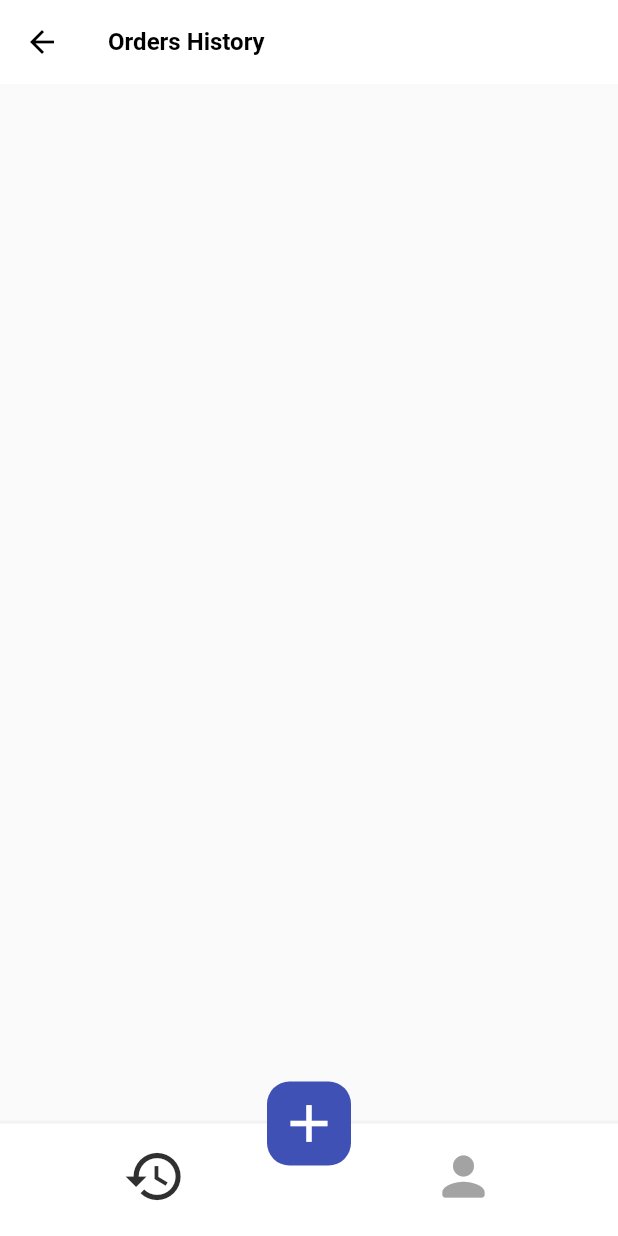
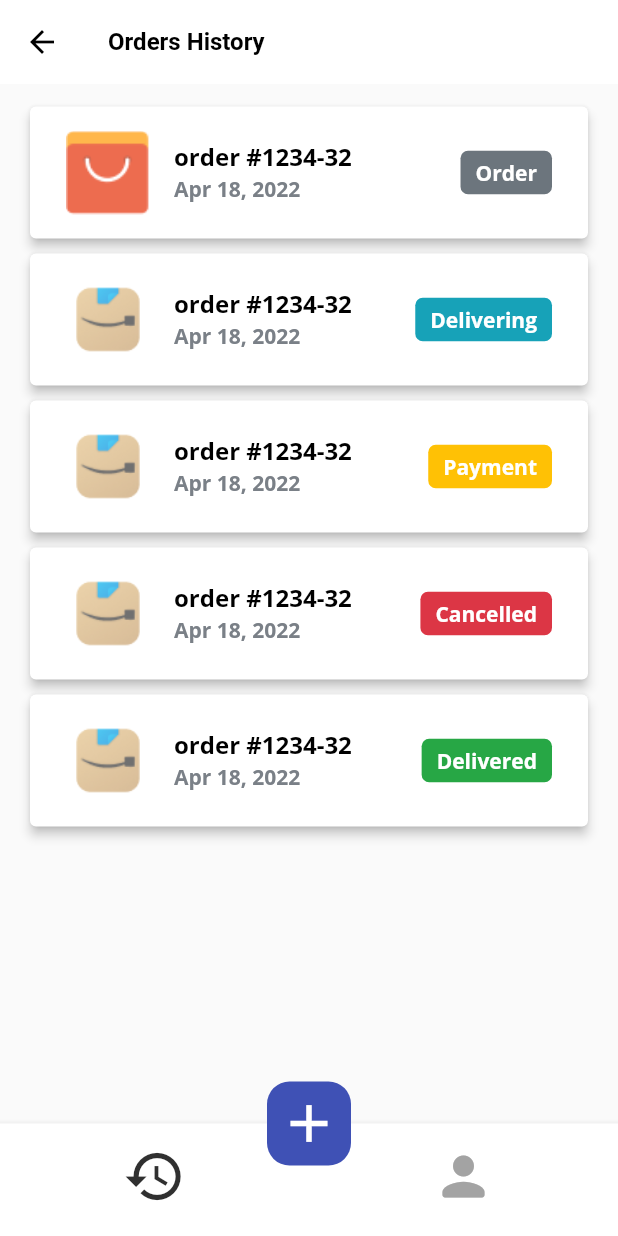
Before and after one commit to hhoury/crypto_bey, a Flutter app: the TabsScreen screen opened by its route, on a phone screen of 412 x 824 dp. Run offline on Flutter 3.47's test engine with Material 2 defaults, Android fonts, the phone set to English and light mode, and no system bars; our stand-ins replace shared_preferences; accounts and stored records are empty.

Commit message:
orders history,order item

```diff
--- a/lib/constants/app_constants.dart
+++ b/lib/constants/app_constants.dart
@@ -2,6 +2,6 @@
 
 enum Retailer { Amazon, Aliexpress, Ebay, Other }
 
-enum OrderStatus { Verification, Payment, Order, Delivering, Delivered }
+enum OrderStatus { Cancelled, Payment, Order, Delivering, Delivered }
 
 enum BlockChain { ERC20, TRC20, OMNI }
--- a/lib/models/order.dart
+++ b/lib/models/order.dart
@@ -10,6 +10,7 @@ class Order {
   DateTime purchaseDate;
   OrderStatus status;
   bool deleted;
+  Retailer retailer;
   Order(
       {required this.id,
       required this.user,
@@ -19,5 +20,6 @@ class Order {
       required this.paymentAmount,
       required this.purchaseDate,
       required this.status,
+      required this.retailer,
       this.deleted = false});
 }
--- a/lib/providers/orders.dart
+++ b/lib/providers/orders.dart
@@ -1,10 +1,63 @@
+import '../constants/app_constants.dart';
+
 import '../models/order.dart';
 import 'package:flutter/material.dart';
 
 class Orders with ChangeNotifier {
-  final List<Order> _orders = [];
+  final List<Order> _orders = [
+    Order(
+        id: '1234-32',
+        user: 'john cena',
+        receiver: 'john cena',
+        address: 'beirut bldg 1',
+        note: 'note',
+        paymentAmount: 200,
+        purchaseDate: DateTime.now(),
+        status: OrderStatus.Order,
+        retailer: Retailer.Aliexpress),
+    Order(
+        id: '1234-32',
+        user: 'john doe',
+        receiver: 'john doe',
+        address: 'beirut bldg 1',
+        note: 'note',
+        paymentAmount: 200,
+        purchaseDate: DateTime.now(),
+        status: OrderStatus.Delivering,
+        retailer: Retailer.Amazon),
+    Order(
+        id: '1234-32',
+        user: 'john doe',
+        receiver: 'john doe',
+        address: 'beirut bldg 1',
+        note: 'note',
+        paymentAmount: 200,
+        purchaseDate: DateTime.now(),
+        status: OrderStatus.Payment,
+        retailer: Retailer.Amazon),
+    Order(
+        id: '1234-32',
+        user: 'john doe',
+        receiver: 'john doe',
+        address: 'beirut bldg 1',
+        note: 'note',
+        paymentAmount: 200,
+        purchaseDate: DateTime.now(),
+        status: OrderStatus.Cancelled,
+        retailer: Retailer.Amazon),
+    Order(
+        id: '1234-32',
+        user: 'john doe',
+        receiver: 'john doe',
+        address: 'beirut bldg 1',
+        note: 'note',
+        paymentAmount: 200,
+        purchaseDate: DateTime.now(),
+        status: OrderStatus.Delivered,
+        retailer: Retailer.Amazon)
+  ];
 
-  List<Order> get orderes {
+  List<Order> get orders {
     return [..._orders];
   }
 
--- a/lib/screens/order_history_screen.dart
+++ b/lib/screens/order_history_screen.dart
@@ -1,15 +1,35 @@
 // ignore_for_file: use_key_in_widget_constructors
 
+import 'package:crypto_bey/widgets/order_item.dart';
 import 'package:flutter/material.dart';
+import 'package:provider/provider.dart';
+
+import '../providers/orders.dart';
 
 class OrderHistoryScreen extends StatelessWidget {
   static const routeName = '/order-history';
+
   @override
   Widget build(BuildContext context) {
+    final orderData = Provider.of<Orders>(context);
     return Scaffold(
       appBar: AppBar(
         title: const Text('Orders History'),
       ),
+      body: Container(
+        margin: const EdgeInsets.all(10),
+        child: ListView.builder(
+          itemCount: orderData.orders.length,
+          itemBuilder: (BuildContext context, int index) {
+            return OrderItem(
+              orderData.orders[index].id,
+              orderData.orders[index].purchaseDate,
+              orderData.orders[index].retailer,
+              orderData.orders[index].status,
+            );
+          },
+        ),
+      ),
     );
   }
 }
--- a/lib/theme/theme_constants.dart
+++ b/lib/theme/theme_constants.dart
@@ -17,6 +17,7 @@ const Color lightTabsBackgroundColor = Colors.white;
 const Color darkUnselectedTab = Color(0xFF808994);
 const Color lightSelectedTab = Color(0xFF303030);
 const Color lightUnSelectedTab = Color(0xFFA3A3A3);
+const Color subtitleTextColor = Color(0xFF7A8087);
 
 // #endregion
 const lightAppbarTheme = AppBarTheme(
@@ -29,10 +30,8 @@ const lightAppbarTheme = AppBarTheme(
 const lightTextTheme = TextTheme(
   headline1:
       TextStyle(fontWeight: FontWeight.bold, fontSize: 18, color: Colors.black),
-  headline2: TextStyle(
-    fontWeight: FontWeight.bold,
-    fontSize: 16,
-  ),
+  headline2:
+      TextStyle(fontWeight: FontWeight.bold, fontSize: 16, color: Colors.black),
   headline3: TextStyle(
     fontWeight: FontWeight.bold,
     fontSize: 16,
@@ -40,6 +39,11 @@ const lightTextTheme = TextTheme(
   labelMedium: TextStyle(
     fontWeight: FontWeight.bold,
     color: greyTextColor,
+    fontSize: 14,
+  ),
+  subtitle1: TextStyle(
+    fontWeight: FontWeight.bold,
+    color: subtitleTextColor,
     fontSize: 14,
   ),
   button: TextStyle(
@@ -59,7 +63,7 @@ const lightColorScheme = ColorScheme(
   onError: Colors.white,
   background: darkColor,
   onBackground: Colors.white,
-  surface: darkColor,
+  surface: Colors.white,
   onSurface: Colors.indigo,
 );
 
@@ -113,7 +117,12 @@ const darkTextTheme = TextTheme(
   ),
   labelMedium: TextStyle(
     fontWeight: FontWeight.bold,
-    color: Colors.white,
+    color: greyTextColor,
+    fontSize: 14,
+  ),
+  subtitle1: TextStyle(
+    fontWeight: FontWeight.bold,
+    color: subtitleTextColor,
     fontSize: 14,
   ),
   button: TextStyle(
--- a/lib/widgets/order_detail_bottom.dart
+++ b/lib/widgets/order_detail_bottom.dart
@@ -15,8 +15,8 @@ class OrderDetailBottom extends StatelessWidget {
 
   String get status {
     switch (orderStatus) {
-      case OrderStatus.Verification:
-        return 'Verification';
+      case OrderStatus.Cancelled:
+        return 'Cancelled';
       case OrderStatus.Payment:
         return 'Payment';
       case OrderStatus.Order:
--- a/lib/widgets/order_item.dart
+++ b/lib/widgets/order_item.dart
@@ -1,6 +1,7 @@
+import 'package:intl/intl.dart';
+
 import '../constants/app_constants.dart';
 import 'package:flutter/material.dart';
-import 'package:intl/intl.dart';
 
 class OrderItem extends StatelessWidget {
   String orederId;
@@ -10,8 +11,8 @@ class OrderItem extends StatelessWidget {
 
   String get orderStatus {
     switch (status) {
-      case OrderStatus.Verification:
-        return 'Verification';
+      case OrderStatus.Cancelled:
+        return 'Cancelled';
       case OrderStatus.Payment:
         return 'Payment';
       case OrderStatus.Order:
@@ -25,33 +26,75 @@ class OrderItem extends StatelessWidget {
     }
   }
 
+  final Color orderDeliveredColor = const Color(0xFF27A745);
+  final Color orderCancelledColor = const Color(0xFFDC3645);
+  final Color orderWaitingForPaymentColor = const Color(0xFFFFC105);
+  final Color orderDeliveringColor = const Color(0xFF17A2B8);
+  final Color orderOrderedColor = const Color(0xFF6C757D);
+  final String aliexpress = 'assets/images/aliexpress.png';
+  final String amazon = 'assets/images/amazon.png';
+
+  Color get orderStatusBg {
+    switch (status) {
+      case OrderStatus.Cancelled:
+        return orderCancelledColor;
+      case OrderStatus.Payment:
+        return orderWaitingForPaymentColor;
+      case OrderStatus.Order:
+        return orderOrderedColor;
+      case OrderStatus.Delivering:
+        return orderDeliveringColor;
+      case OrderStatus.Delivered:
+        return orderDeliveredColor;
+      default:
+        return orderCancelledColor;
+    }
+  }
+
   OrderItem(this.orederId, this.date, this.retailer, this.status);
+
   @override
   Widget build(BuildContext context) {
-    return Padding(
-      padding: const EdgeInsets.all(5),
-      child: Row(
-        children: [
-          ClipRRect(
-            borderRadius: BorderRadius.circular(5),
-            child: Row(
-              crossAxisAlignment: CrossAxisAlignment.center,
-              children: [
-                Image.asset('/assets/images/amazon.png'),
-                Column(
-                  children: [
-                    Text('Order $orederId'),
-                    Text(DateFormat.yMMMd().format(date))
-                  ],
-                ),
-                Container(
-                  padding: const EdgeInsets.all(2),
-                  child: Text(orderStatus),
-                )
-              ],
+    return Card(
+      color: Theme.of(context).colorScheme.surface,
+      elevation: 3,
+      margin: const EdgeInsets.symmetric(horizontal: 10, vertical: 5),
+      child: Padding(
+        padding: const EdgeInsets.all(8),
+        child: ListTile(
+          leading: FittedBox(
+            child: ClipRRect(
+              borderRadius: BorderRadius.circular(15),
+              child: Image.asset(
+                orderStatus == 'Order' ? aliexpress : amazon,
+                fit: BoxFit.cover,
+                width: 200,
+                height: 200,
+              ),
             ),
-          )
-        ],
+          ),
+          title: Text('order #$orederId',
+              style: Theme.of(context).textTheme.headline2),
+          subtitle: Text(
+            DateFormat.yMMMd().format(date),
+            style: Theme.of(context).textTheme.subtitle1,
+          ),
+          trailing: FittedBox(
+              child: Container(
+            decoration: BoxDecoration(
+                borderRadius: BorderRadius.circular(5), color: orderStatusBg),
+            padding: const EdgeInsets.symmetric(vertical: 5, horizontal: 10),
+            child: Text(
+              orderStatus,
+              style: const TextStyle(
+                  fontWeight: FontWeight.bold,
+                  color: Colors.white), // Color(0xFF383838)),
+              // style: TextStyle(
+              //     backgroundColor: orderStatusBg,
+              // ),
+            ),
+          )),
+        ),
       ),
     );
   }
--- a/pubspec.yaml
+++ b/pubspec.yaml
@@ -63,8 +63,10 @@ flutter:
 
   # To add assets to your application, add an assets section, like this:
   assets:
+    - assets/images/aliexpress.png
     - assets/images/aliexpress.svg
     - assets/images/amazon.svg
+    - assets/images/amazon.png
     - assets/images/ebay.svg
     - assets/images/delivered.svg
     - assets/images/logo.svg
```
Also changed, not shown: assets/images/aliexpress.png (added), assets/images/amazon.png (added), 2 other files.
